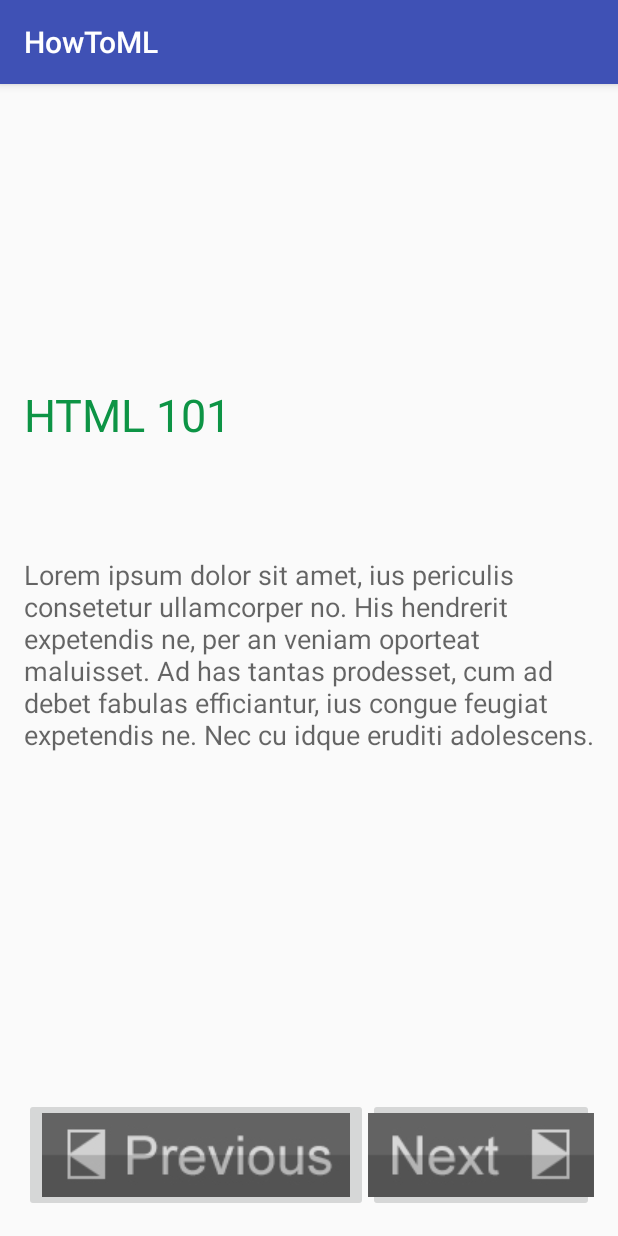
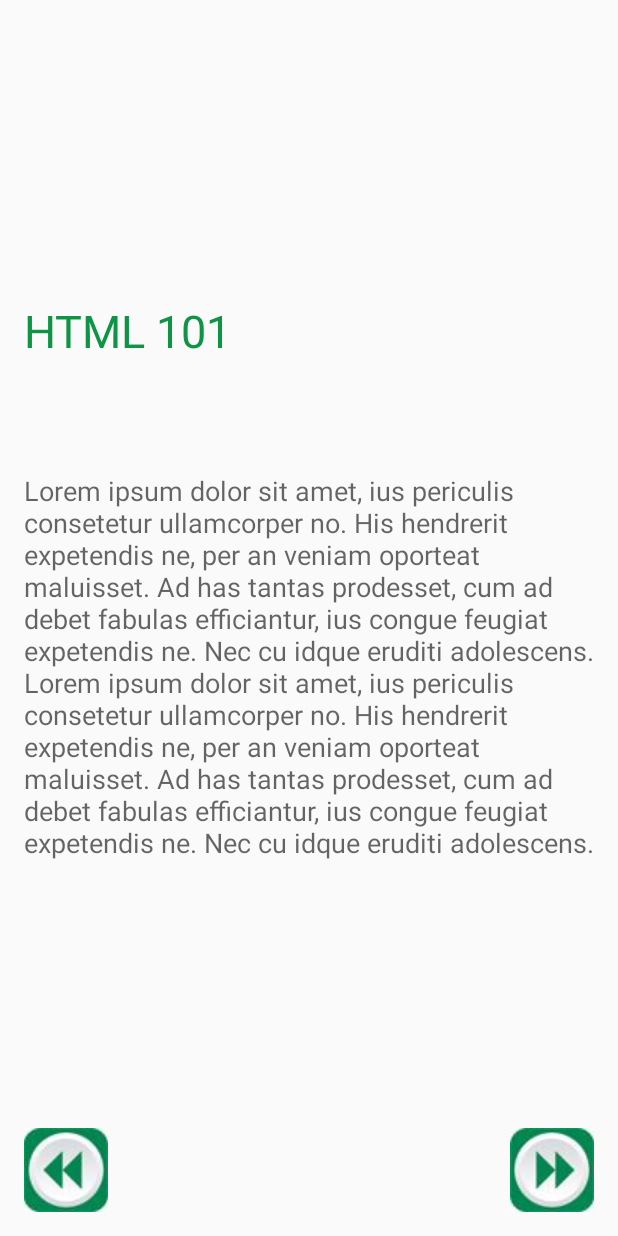
Before and after one commit to JoeXL/HowToML, an Android app: the LessonActivity screen opened directly, with no data from a screen before it, on a phone screen of 412 x 824 dp. Run offline under Robolectric (Android 15) with nearby library versions, the light colour scheme and no system bars.

Commit message:
updated the main header to have a logo, and polished the template for the lessons. Also replacing the navigation buttons at the bottom of that page

```diff
--- a/HowToML2/app/src/main/java/com/example/matthew/howtoml/MainActivity.java
+++ b/HowToML2/app/src/main/java/com/example/matthew/howtoml/MainActivity.java
@@ -1,5 +1,6 @@
 package com.example.matthew.howtoml;
 
+import android.graphics.Color;
 import android.os.Bundle;
 import android.support.design.widget.FloatingActionButton;
 import android.support.design.widget.Snackbar;
@@ -21,7 +22,10 @@ public class MainActivity extends AppCompatActivity
         super.onCreate(savedInstanceState);
         setContentView(R.layout.activity_main);
         Toolbar toolbar = (Toolbar) findViewById(R.id.toolbar);
+        toolbar.setLogo(R.drawable.logo);
+        toolbar.setLogoDescription("HTML Logo");
         setSupportActionBar(toolbar);
+        toolbar.setBackgroundColor(Color.parseColor("#ff6600"));
 
       /*  FloatingActionButton fab = (FloatingActionButton) findViewById(R.id.fab);
         fab.setOnClickListener(new View.OnClickListener() {
--- a/HowToML2/app/src/main/res/layout/activity_lesson.xml
+++ b/HowToML2/app/src/main/res/layout/activity_lesson.xml
@@ -47,14 +47,18 @@
         android:id="@+id/Back"
         android:src="@drawable/previous"
         android:layout_alignParentBottom="true"
-        android:layout_alignParentStart="true" />
+        android:layout_alignParentStart="true"
+        android:theme="@android:style/Holo.ButtonBar"
+        android:contentDescription="@string/buttonName" />
 
     <ImageButton
         android:layout_width="wrap_content"
         android:layout_height="wrap_content"
         android:id="@+id/Forward"
         android:src="@drawable/next"
+        android:theme="@android:style/Holo.ButtonBar"
         android:layout_alignParentBottom="true"
-        android:layout_toEndOf="@+id/Back" />
+        android:layout_alignParentEnd="true"
+        android:contentDescription="@string/buttonName2" />
 
 </RelativeLayout>
--- a/HowToML2/app/src/main/res/values/strings.xml
+++ b/HowToML2/app/src/main/res/values/strings.xml
@@ -7,9 +7,17 @@
     <string name="action_settings">Settings</string>
     <string name="html_HeaderLink">HTML_Header</string>
     <string name="howToML">HowToMLLogo</string>
-    <string name="Lorem">Lorem ipsum dolor sit amet, ius periculis consetetur ullamcorper no. His hendrerit expetendis ne, per an veniam oporteat maluisset. Ad has tantas prodesset, cum ad debet fabulas efficiantur, ius congue feugiat expetendis ne. Nec cu idque eruditi adolescens.</string>
+    <string name="Lorem">Lorem ipsum dolor sit amet, ius periculis consetetur ullamcorper no. His hendrerit expetendis
+        ne, per an veniam oporteat maluisset. Ad has tantas prodesset, cum ad debet fabulas efficiantur, ius congue feugiat
+        expetendis ne. Nec cu idque eruditi adolescens.
+        Lorem ipsum dolor sit amet, ius periculis consetetur ullamcorper no. His hendrerit expetendis
+        ne, per an veniam oporteat maluisset. Ad has tantas prodesset, cum ad debet fabulas efficiantur, ius congue feugiat
+        expetendis ne. Nec cu idque eruditi adolescens.
+    </string>
     <string name="HTMLTitle">HTML 101</string>
     <string name="cssdescription">LinkToCSS</string>
     <string name="htmldescription">LinkToHTML</string>
     <string name="javascriptdescription">LinkToJS</string>
+    <string name="buttonName">PreviousButton</string>
+    <string name="buttonName2">NextButton</string>
 </resources>
--- a/HowToML2/app/src/main/res/values/styles.xml
+++ b/HowToML2/app/src/main/res/values/styles.xml
@@ -1,7 +1,7 @@
 <resources>
 
     <!-- Base application theme. -->
-    <style name="AppTheme" parent="Theme.AppCompat.Light.DarkActionBar">
+    <style name="AppTheme" parent="Theme.AppCompat.Light.NoActionBar">
         <!-- Customize your theme here. -->
         <item name="colorPrimary">@color/colorPrimary</item>
         <item name="colorPrimaryDark">@color/colorPrimaryDark</item>
```
Also changed, not shown: HowToML2/app/src/main/res/layout/app_bar_main.xml (+10 -3 lines), HowToML2/app/src/main/res/drawable/next.jpg, HowToML2/app/src/main/res/drawable/previous.jpg.
